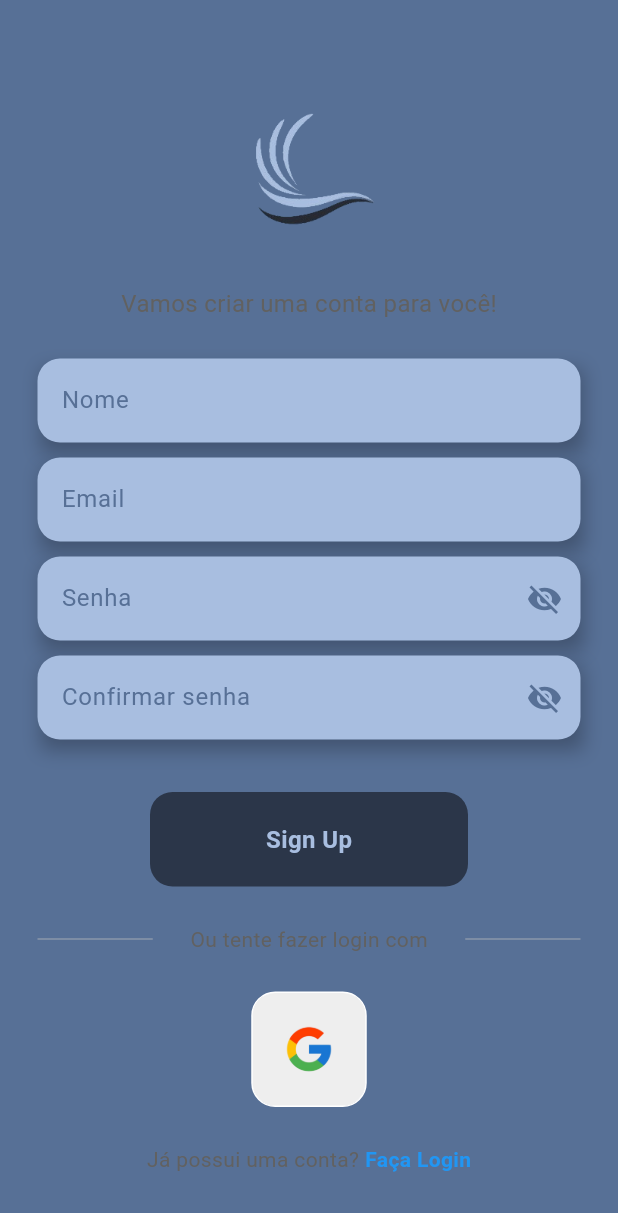
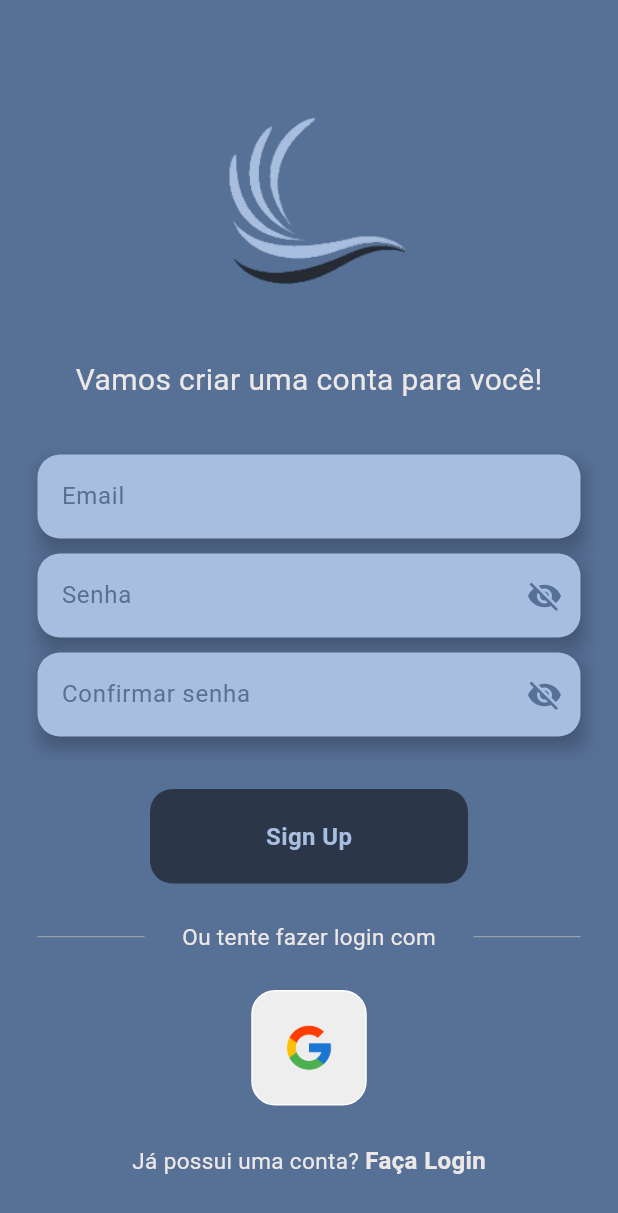
Before and after one commit to NicolasKLange/FamilyHomeApp, a Flutter app: the RegisterPage screen opened directly with empty values, on a phone screen of 412 x 824 dp. Shown: the top 1213 px of the screen. Run offline on Flutter 3.47's test engine with Material 3 defaults, Android fonts, the phone set to English and light mode, and no system bars; our stand-ins replace firebase_auth, firebase_core, get, google_sign_in; accounts and stored records are empty; generated files the repository leaves out were written again.

Commit message:
editando tela de registrar-se

```diff
--- a/lib/pages/home/home_page.dart
+++ b/lib/pages/home/home_page.dart
@@ -29,11 +29,12 @@ class _HomePageState extends State<HomePage> {
               height: 40, // Altura do logotipo
             ),
             const SizedBox(width: 10), // Espaçamento entre o logotipo e o texto
-            const Text(
-              "Family Home",
-              style: TextStyle(fontSize: 20, fontWeight: FontWeight.bold, color: Color(0xFFEDE8E8),),
-            ),
-            const Spacer(), // Empurra o e-mail para o lado direito
+            // const Text(
+            //   "Family Home",
+            //   style: TextStyle(fontSize: 20, fontWeight: FontWeight.bold, color: Color(0xFFEDE8E8),),
+            // ),
+
+            // Colocar o email do usuario(Futuramente colocar nome de usuário cadastrado)
             Text(
               user.email!,
               style: const TextStyle(fontSize: 16, color: Color(0xFFEDE8E8),),
--- a/lib/pages/login/register_page.dart
+++ b/lib/pages/login/register_page.dart
@@ -107,26 +107,26 @@ signUserUp() async {
                 //Icon principal
                 Image.asset(
                   'lib/assets/images/logoApp.png',
-                  height: 100,
-                  width: 100,
+                  height: 150,
+                  width: 150,
                 ),
                 const SizedBox(
                   height: 25,
                 ),
                 //Texto de criar nova conta
-                Text(
+                const Text(
                   "Vamos criar uma conta para você!",
-                  style: TextStyle(color: Colors.grey[700], fontSize: 16),
+                  style: TextStyle(color: Color(0xFFEDE8E8), fontSize: 20, fontWeight: FontWeight.w400),
                 ),
                 const SizedBox(
                   height: 25,
                 ),
-                //TextFields para nome
-                Textfields(
-                  controller: nameController,
-                  hintText: "Nome",
-                  obscureText: false,
-                ),
+                // //TextFields para nome
+                // Textfields(
+                //   controller: nameController,
+                //   hintText: "Nome",
+                //   obscureText: false,
+                // ),
                 const SizedBox(
                   height: 10,
                 ),
@@ -182,12 +182,12 @@ signUserUp() async {
                         ),
                       ),
                       //Texto entre os divisores
-                      Padding(
-                        padding: const EdgeInsets.symmetric(horizontal: 25.0),
+                      const Padding(
+                        padding: EdgeInsets.symmetric(horizontal: 25.0),
                         child: Text(
                           "Ou tente fazer login com",
                           style: TextStyle(
-                            color: Colors.grey[700],
+                            color: Color(0xFFEDE8E8), fontSize: 15,
                           ),
                         ),
                       ),
@@ -220,10 +220,10 @@ signUserUp() async {
                 Row(
                   mainAxisAlignment: MainAxisAlignment.center,
                   children: [
-                    Text(
+                    const Text(
                       "Já possui uma conta?",
                       style: TextStyle(
-                        color: Colors.grey[700],
+                        color: Color(0xFFEDE8E8),fontSize: 15,
                       ),
                     ),
                     const SizedBox(width: 4),
@@ -232,7 +232,7 @@ signUserUp() async {
                       child: const Text(
                         "Faça Login",
                         style: TextStyle(
-                            color: Colors.blue, fontWeight: FontWeight.bold),
+                           color: Color(0xFFEDE8E8), fontWeight: FontWeight.bold, fontSize: 16),
                       ),
                     ),
                   ],
```
